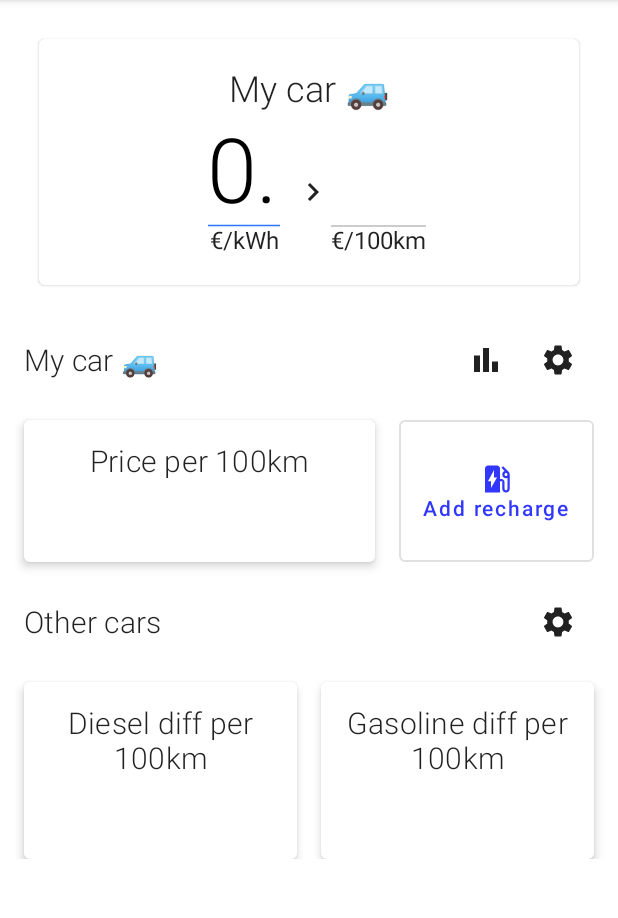
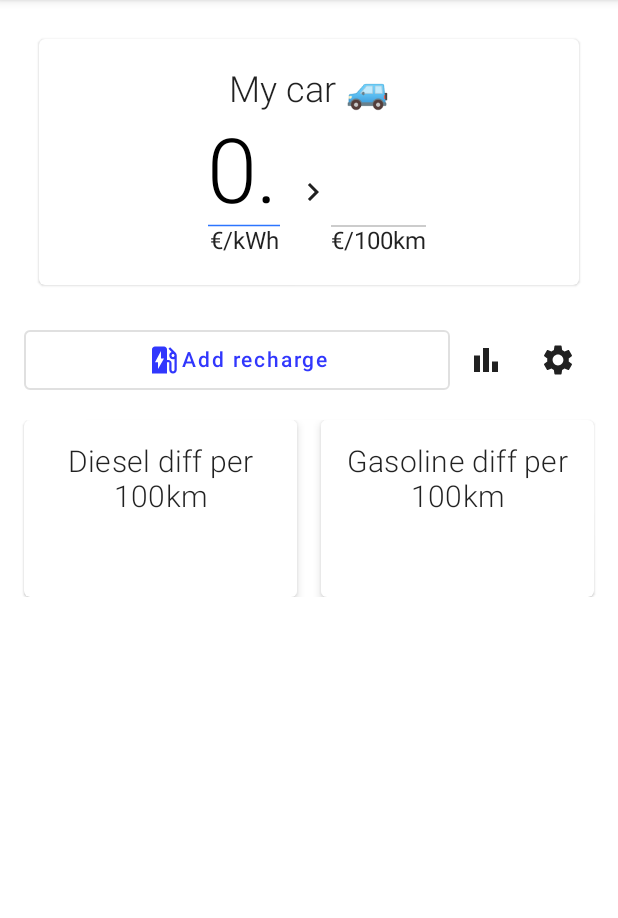
Before and after one commit to jccarrillocodes/eCost, an Android app built with Jetpack Compose: the composable MainScreen shown on its own in the app's theme, on a phone screen of 412 x 824 dp, the part 84-1002 px from its top. Run offline under Robolectric (Android 15) with nearby library versions, the phone set to English and light mode, and no system bars; our stand-ins replace Dagger/Hilt's generated code; 2 statements that could not run were skipped.

Commit message:
Moved other cars access

```diff
--- a/app/src/main/java/es/jccarrillo/ecost/main/calculation/presentation/CalculateScreen.kt
+++ b/app/src/main/java/es/jccarrillo/ecost/main/calculation/presentation/CalculateScreen.kt
@@ -30,8 +30,7 @@ import kotlinx.coroutines.launch
 fun CalculateScreen(
     vm: CalculationVM = hiltViewModel(),
     openMyCar: () -> Unit,
-    openRechargeRegistries: () -> Unit,
-    openOtherCars: () -> Unit
+    openRechargeRegistries: () -> Unit
 ) {
     val coroutineScope = rememberCoroutineScope()
     val modalSheetState = rememberModalBottomSheetState(
@@ -79,7 +78,6 @@ fun CalculateScreen(
                 setPricePerKWh = vm::setPricePerKWh,
                 openMyCar = openMyCar,
                 openRechargeRegistries = openRechargeRegistries,
-                openOtherCars = openOtherCars,
                 addRechargeClick = {
                     coroutineScope.launch {
                         modalSheetState.show()
@@ -99,7 +97,6 @@ fun CalculateContent(
     setPricePerKWh: (String) -> Unit,
     openMyCar: () -> Unit = {},
     openRechargeRegistries: () -> Unit = {},
-    openOtherCars: () -> Unit = {},
     addRechargeClick: (Double) -> Unit = {}
 ) {
     Column(
@@ -136,10 +133,9 @@ fun CalculateContent(
                         verticalArrangement = Arrangement.spacedBy(16.dp),
                         modifier = Modifier.weight(1f)
                     ) {
-                        Cards(
+                        ComparisonCards(
                             openMyCar = openMyCar,
                             openRechargeRegistries = openRechargeRegistries,
-                            openOtherCars = openOtherCars,
                             state = state,
                             addRechargeClick = addRechargeClick
                         )
@@ -157,11 +153,10 @@ fun CalculateContent(
                     convertedValue = state.costPer100Km
                 )
 
-                Cards(
+                ComparisonCards(
                     state = state,
                     openMyCar = openMyCar,
                     openRechargeRegistries = openRechargeRegistries,
-                    openOtherCars = openOtherCars,
                     addRechargeClick = addRechargeClick
                 )
             }
@@ -173,10 +168,9 @@ fun CalculateContent(
 }
 
 @Composable
-private fun Cards(
+private fun ComparisonCards(
     openMyCar: () -> Unit,
     openRechargeRegistries: () -> Unit,
-    openOtherCars: () -> Unit,
     state: CalculationState,
     addRechargeClick: (Double) -> Unit
 ) {
@@ -190,7 +184,6 @@ private fun Cards(
 
     OtherCars(
         state = state,
-        openOtherCars = openOtherCars
     )
 
 }
@@ -208,11 +201,20 @@ private fun MyCar(
         modifier = Modifier
             .fillMaxWidth(),
     ) {
-        Text(
-            text = state.carName,
-            style = MaterialTheme.typography.h6,
+        OutlinedButton(
+            onClick = { state.value.toI18NDouble()?.let { addRechargeClick(it) } },
             modifier = Modifier.weight(1f)
+        ) {
+            Row(
+                verticalAlignment = Alignment.CenterVertically
+            ) {
+                Icon(
+                    painter = painterResource(id = R.drawable.ev_station_24),
+                    contentDescription = "Add recharge"
                 )
+                Text(text = "Add recharge")
+            }
+        }
         IconButton(onClick = openRechargeRegistries) {
             Icon(
                 painter = painterResource(id = R.drawable.bar_chart_24),
@@ -228,55 +230,14 @@ private fun MyCar(
         }
     }
 
-    Row(
-        horizontalArrangement = Arrangement.spacedBy(16.dp),
-        modifier = Modifier.height(IntrinsicSize.Min)
-    ) {
-        ResumeCard(
-            caption = "Price per 100km",
-            value = state.costPer100Km,
-            modifier = Modifier
-                .weight(1f)
-                .fillMaxHeight()
-        )
-
-        OutlinedButton(
-            onClick = { state.value.toI18NDouble()?.let { addRechargeClick(it) } },
-            modifier = Modifier.fillMaxHeight()
-        ) {
-            Column(
-                horizontalAlignment = Alignment.CenterHorizontally
-            ) {
-                Icon(
-                    painter = painterResource(id = R.drawable.ev_station_24),
-                    contentDescription = "Add recharge"
-                )
-                Text(text = "Add recharge")
-            }
-        }
-    }
 }
 
 @Composable
 private fun OtherCars(
     state: CalculationState,
-    openOtherCars: () -> Unit
 ) {
 
-    Row(
-        horizontalArrangement = Arrangement.SpaceBetween,
-        verticalAlignment = Alignment.CenterVertically,
-        modifier = Modifier
-            .fillMaxWidth(),
-    ) {
-        Text(text = "Other cars", style = MaterialTheme.typography.h6)
-        IconButton(onClick = openOtherCars) {
-            Icon(imageVector = Icons.Default.Settings, contentDescription = "Configure")
-
-        }
-    }
-
-
+    Card {
         Row(
             horizontalArrangement = Arrangement.spacedBy(16.dp),
             modifier = Modifier.height(IntrinsicSize.Min)
@@ -298,6 +259,7 @@ private fun OtherCars(
                     .weight(1f)
                     .fillMaxHeight()
             )
+        }
     }
 }
 
--- a/app/src/main/java/es/jccarrillo/ecost/main/presentation/MainScreen.kt
+++ b/app/src/main/java/es/jccarrillo/ecost/main/presentation/MainScreen.kt
@@ -21,9 +21,6 @@ fun MainScreen() {
                 },
                 openRechargeRegistries = {
                     navController.recharges.navigate()
-                },
-                openOtherCars = {
-                    navController.otherCars.navigate()
                 }
             )
         }
@@ -32,6 +29,9 @@ fun MainScreen() {
             MyCarScreen(
                 onBack = {
                     navController.popBackStack()
+                },
+                onOpenOtherCars = {
+                    navController.otherCars.navigate()
                 }
             )
         }
```
Also changed, not shown: app/src/main/java/es/jccarrillo/ecost/main/mycar/MyCarScreen.kt (+14 -3 lines). Lines whose indentation alone changed are shown as unchanged.
